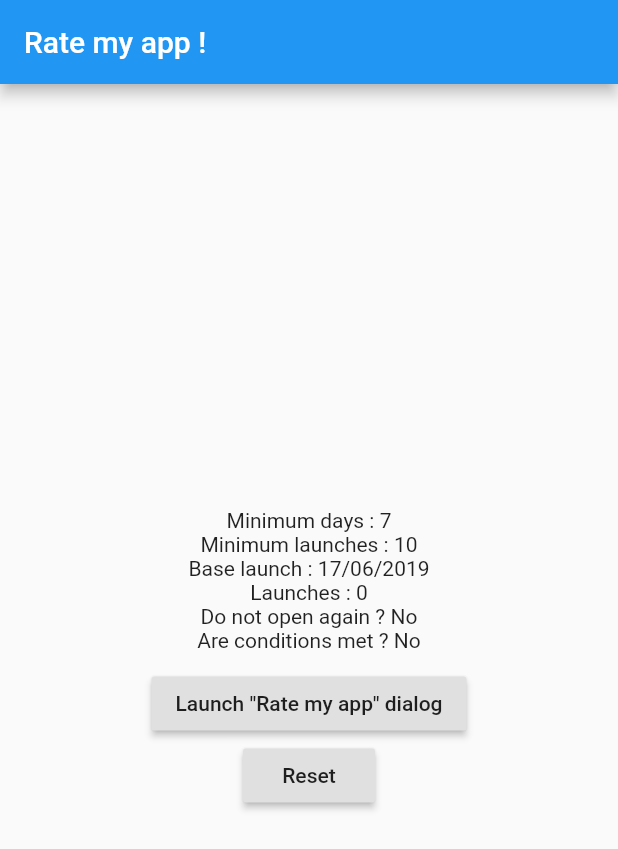
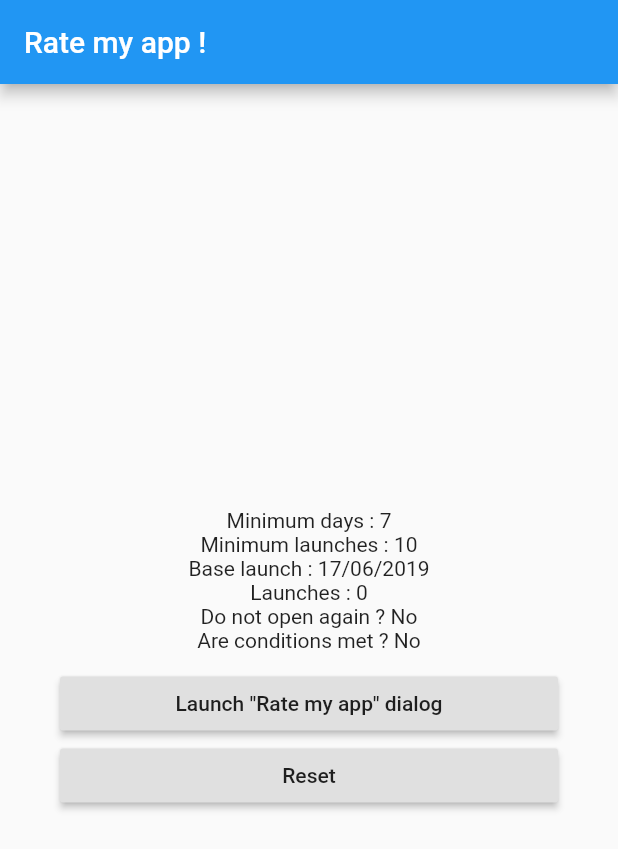
Before and after one commit to Skyost/RateMyApp, a Flutter app: the screen it shows after launch, after a tap on "Reset", on a phone screen of 412 x 824 dp. Shown: the top 849 px of the screen. Run offline on Flutter 3.47's test engine with Material 2 defaults, Android fonts, the phone set to English and light mode, and no system bars; our stand-ins replace shared_preferences.

Commit message:
Various fixes. - "preferencesPrefix" not being used. - "baseLaunchDate" not affected by the "Maybe Later" button.

```diff
--- a/example/lib/main.dart
+++ b/example/lib/main.dart
@@ -44,16 +44,20 @@ class _RateMyAppTestAppBody extends StatefulWidget {
 /// The body state of the main rate my app test widget.
 class _RateMyAppTestAppBodyState extends State<_RateMyAppTestAppBody> {
   @override
-  Widget build(BuildContext context) => Center(
+  Widget build(BuildContext context) => Padding(
+        padding: EdgeInsets.symmetric(
+          horizontal: 40,
+        ),
         child: Column(
           mainAxisAlignment: MainAxisAlignment.center,
+          crossAxisAlignment: CrossAxisAlignment.stretch,
           children: [
-            Text('Minimum days : ' + _rateMyApp.minDays.toString()),
-            Text('Minimum launches : ' + _rateMyApp.minLaunches.toString()),
-            Text('Base launch : ' + _dateToString(_rateMyApp.baseLaunchDate)),
-            Text('Launches : ' + _rateMyApp.launches.toString()),
-            Text('Do not open again ? ' + (_rateMyApp.doNotOpenAgain ? 'Yes' : 'No')),
-            Text('Are conditions met ? ' + (_rateMyApp.shouldOpenDialog ? 'Yes' : 'No')),
+            _textCenter('Minimum days : ' + _rateMyApp.minDays.toString()),
+            _textCenter('Minimum launches : ' + _rateMyApp.minLaunches.toString()),
+            _textCenter('Base launch : ' + _dateToString(_rateMyApp.baseLaunchDate)),
+            _textCenter('Launches : ' + _rateMyApp.launches.toString()),
+            _textCenter('Do not open again ? ' + (_rateMyApp.doNotOpenAgain ? 'Yes' : 'No')),
+            _textCenter('Are conditions met ? ' + (_rateMyApp.shouldOpenDialog ? 'Yes' : 'No')),
             Padding(
               padding: EdgeInsets.only(top: 10),
               child: RaisedButton(
@@ -68,4 +72,10 @@ class _RateMyAppTestAppBodyState extends State<_RateMyAppTestAppBody> {
           ],
         ),
       );
+
+  /// Returns a centered text.
+  Text _textCenter(String content) => Text(
+        content,
+        textAlign: TextAlign.center,
+      );
 }
--- a/lib/rate_my_app.dart
+++ b/lib/rate_my_app.dart
@@ -40,7 +40,7 @@ class RateMyApp {
 
   /// Creates a new rate my app instance.
   RateMyApp({
-    this.preferencesPrefix = 'rateMyApp',
+    this.preferencesPrefix = 'rateMyApp_',
     this.minDays = 7,
     this.minLaunches = 10,
     this.remindDays = 7,
@@ -52,18 +52,18 @@ class RateMyApp {
   /// Initializes the plugin (loads base launch date, app launches and whether the dialog should not be opened again).
   Future<void> init() async {
     SharedPreferences preferences = await SharedPreferences.getInstance();
-    baseLaunchDate = DateTime.fromMillisecondsSinceEpoch((preferences.getInt('baseLaunchDate') ?? DateTime.now().millisecondsSinceEpoch));
-    launches = (preferences.getInt('launches') ?? 0) + 1;
-    doNotOpenAgain = preferences.getBool('doNotOpenAgain') ?? false;
+    baseLaunchDate = DateTime.fromMillisecondsSinceEpoch((preferences.getInt(preferencesPrefix + 'baseLaunchDate') ?? DateTime.now().millisecondsSinceEpoch));
+    launches = (preferences.getInt(preferencesPrefix + 'launches') ?? 0) + 1;
+    doNotOpenAgain = preferences.getBool(preferencesPrefix + 'doNotOpenAgain') ?? false;
     await save();
   }
 
   /// Saves the plugin current data to the shared preferences.
   Future<void> save() async {
     SharedPreferences preferences = await SharedPreferences.getInstance();
-    preferences.setInt('baseLaunchDate', baseLaunchDate.millisecondsSinceEpoch);
-    preferences.setInt('launches', launches);
-    preferences.setBool('doNotOpenAgain', doNotOpenAgain);
+    await preferences.setInt(preferencesPrefix + 'baseLaunchDate', baseLaunchDate.millisecondsSinceEpoch);
+    await preferences.setInt(preferencesPrefix + 'launches', launches);
+    await preferences.setBool(preferencesPrefix + 'doNotOpenAgain', doNotOpenAgain);
   }
 
   /// Resets the plugin data.
@@ -129,7 +129,7 @@ class RateMyAppDialog extends StatelessWidget {
                     FlatButton(
                       child: Text(laterButton),
                       onPressed: () {
-                        rateMyApp.baseLaunchDate.add(Duration(
+                        rateMyApp.baseLaunchDate = rateMyApp.baseLaunchDate.add(Duration(
                           days: rateMyApp.remindDays,
                         ));
                         rateMyApp.launches -= rateMyApp.remindLaunches;
--- a/pubspec.yaml
+++ b/pubspec.yaml
@@ -1,6 +1,6 @@
 name: rate_my_app
 description: Allows to kindly ask users to rate your app if custom conditions are met (eg. install time, number of launches, etc...).
-version: 0.2.0+3
+version: 0.2.0+4
 author: Skyost <me@skyost.eu>
 homepage: https://github.com/Skyost/rate_my_app
 
```
Also changed, not shown: example/pubspec.lock, 1 other file.
